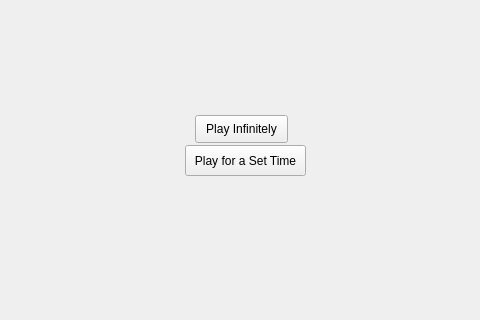
Sam-Roggeman/Toepassingsopdracht_Talen_en_automaten, file src/mainwindow.ui: the form before one commit; both pictures show x 115 to 595 and y 157 to 477 of the 720 by 573 pixel window.
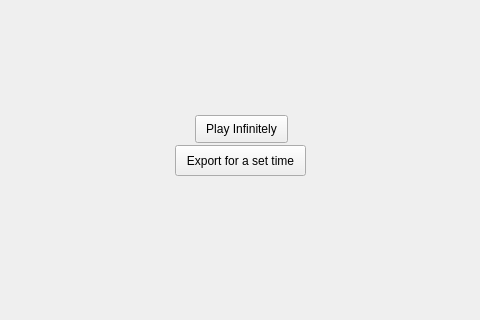
The form after the commit. The open tabs and pages were chosen to show the change. Custom widgets are drawn as their Qt base class.

Commit message: Interface begin.

```diff
--- a/src/mainwindow.ui
+++ b/src/mainwindow.ui
@@ -147,14 +147,14 @@
     <widget class="QPushButton" name="SetTime">
      <property name="geometry">
       <rect>
-       <x>300</x>
+       <x>290</x>
        <y>260</y>
-       <width>121</width>
+       <width>131</width>
        <height>31</height>
       </rect>
      </property>
      <property name="text">
-      <string>Play for a Set Time</string>
+      <string>Export for a set time</string>
      </property>
     </widget>
    </widget>
```
Left out of the diff: 5 changed lines with no effect on the pictures. The commit also changes 2 other files.
